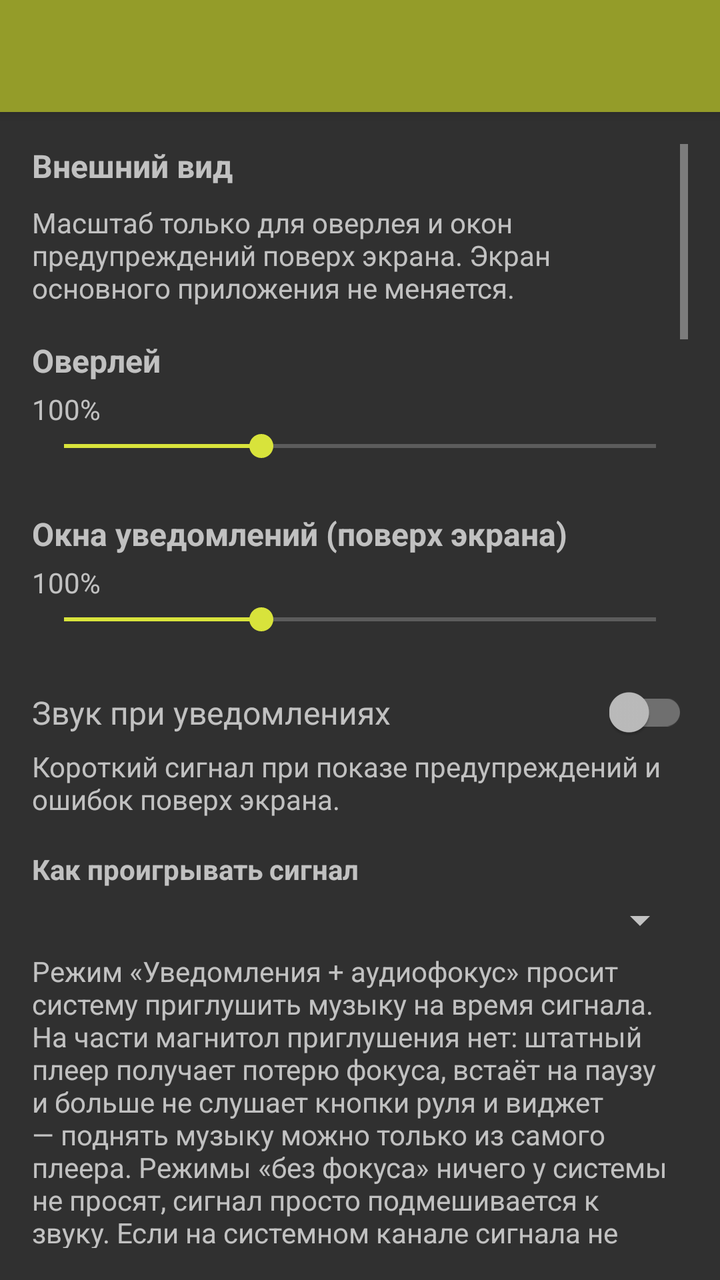
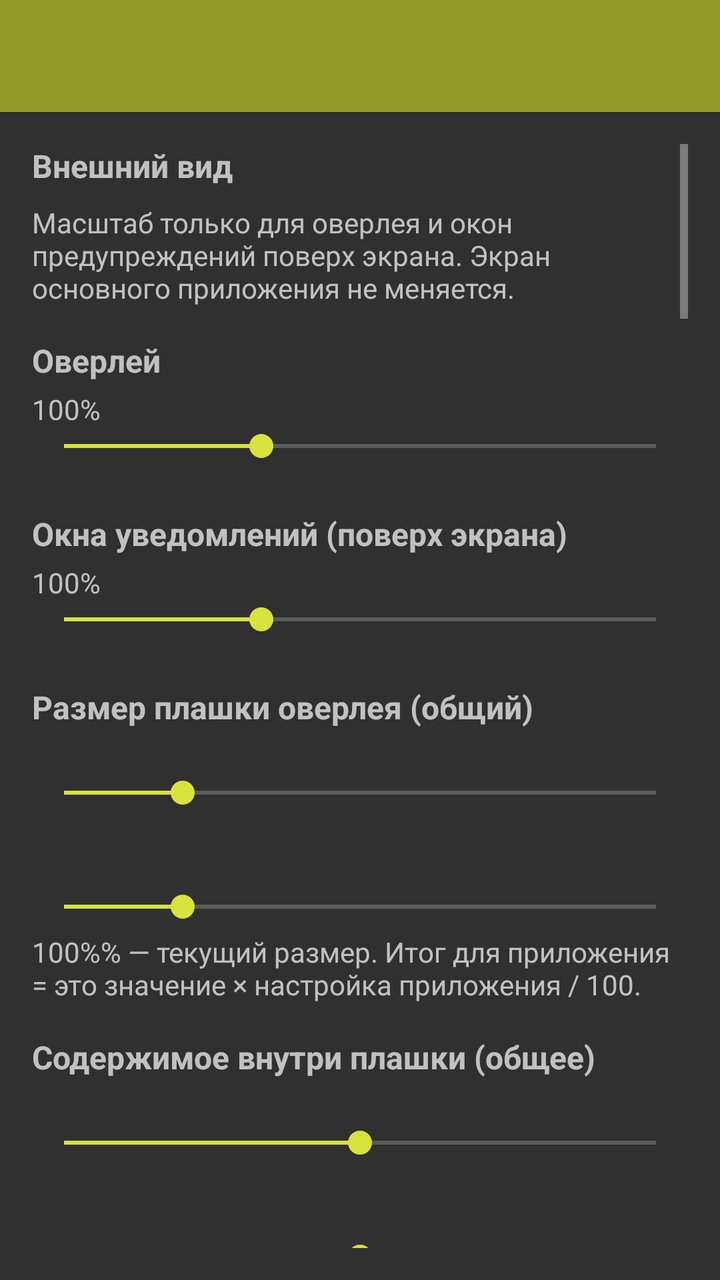

The first picture is an Android layout as it rendered before a commit; the second is the same layout after the commit. The layout source and the unified diff follow.
<!-- AndroidManifest.xml: application theme AppTheme -->
<!-- res/layout/activity_system_settings.xml -->
<?xml version="1.0" encoding="utf-8"?>
<LinearLayout xmlns:android="http://schemas.android.com/apk/res/android"
    android:layout_width="match_parent"
    android:layout_height="match_parent"
    android:orientation="vertical">

    <androidx.appcompat.widget.Toolbar
        android:id="@+id/toolbar"
        android:layout_width="match_parent"
        android:layout_height="?attr/actionBarSize"
        android:background="?attr/colorPrimary"
        android:elevation="4dp"
        android:theme="@style/ThemeOverlay.AppCompat.Dark.ActionBar" />

    <ScrollView
        android:layout_width="match_parent"
        android:layout_height="match_parent"
        android:padding="16dp">

        <LinearLayout
            android:layout_width="match_parent"
            android:layout_height="wrap_content"
            android:orientation="vertical">

            <TextView
                android:layout_width="match_parent"
                android:layout_height="wrap_content"
                android:paddingBottom="8dp"
                android:text="@string/system_settings_section_ui"
                android:textSize="16sp"
                android:textStyle="bold" />

            <TextView
                android:layout_width="match_parent"
                android:layout_height="wrap_content"
                android:paddingBottom="16dp"
                android:text="@string/ui_scaling_intro"
                android:textSize="14sp" />

            <TextView
                android:layout_width="match_parent"
                android:layout_height="wrap_content"
                android:text="@string/ui_scaling_overlay_title"
                android:textSize="16sp"
                android:textStyle="bold" />

            <TextView
                android:id="@+id/text_overlay_percent"
                android:layout_width="match_parent"
                android:layout_height="wrap_content"
                android:paddingTop="4dp"
                android:text="100%"
                android:textSize="14sp" />

            <SeekBar
                android:id="@+id/seek_overlay_scale"
                android:layout_width="match_parent"
                android:layout_height="wrap_content"
                android:max="200"
                android:min="50"
                android:progress="100" />

            <TextView
                android:layout_width="match_parent"
                android:layout_height="wrap_content"
                android:layout_marginTop="24dp"
                android:text="@string/ui_scaling_alert_title"
                android:textSize="16sp"
                android:textStyle="bold" />

            <TextView
                android:id="@+id/text_alert_percent"
                android:layout_width="match_parent"
                android:layout_height="wrap_content"
                android:paddingTop="4dp"
                android:text="100%"
                android:textSize="14sp" />

            <SeekBar
                android:id="@+id/seek_alert_scale"
                android:layout_width="match_parent"
                android:layout_height="wrap_content"
                android:max="200"
                android:min="50"
                android:progress="100" />

            <LinearLayout
                android:layout_width="match_parent"
                android:layout_height="wrap_content"
                android:layout_marginTop="24dp"
                android:gravity="center_vertical"
                android:orientation="horizontal">

                <TextView
                    android:layout_width="0dp"
                    android:layout_height="wrap_content"
                    android:layout_weight="1"
                    android:text="@string/system_settings_notification_sound"
                    android:textSize="16sp" />

                <androidx.appcompat.widget.SwitchCompat
                    android:id="@+id/switch_notification_sound"
                    android:layout_width="wrap_content"
                    android:layout_height="wrap_content" />
            </LinearLayout>

            <TextView
                android:layout_width="match_parent"
                android:layout_height="wrap_content"
                android:paddingTop="4dp"
                android:paddingBottom="8dp"
                android:text="@string/system_settings_notification_sound_hint"
                android:textSize="14sp" />

            <TextView
                android:layout_width="match_parent"
                android:layout_height="wrap_content"
                android:layout_marginTop="8dp"
                android:text="@string/system_settings_notification_sound_mode_label"
                android:textSize="14sp"
                android:textStyle="bold" />

            <androidx.appcompat.widget.AppCompatSpinner
                android:id="@+id/spinner_notification_sound_mode"
                android:layout_width="match_parent"
                android:layout_height="wrap_content"
                android:layout_marginTop="4dp" />

            <TextView
                android:layout_width="match_parent"
                android:layout_height="wrap_content"
                android:paddingTop="4dp"
                android:paddingBottom="8dp"
                android:text="@string/system_settings_notification_sound_mode_hint"
                android:textSize="14sp" />

            <Button
                android:id="@+id/button_notification_sound_test"
                android:layout_width="match_parent"
                android:layout_height="wrap_content"
                android:text="@string/system_settings_notification_sound_test" />

            <Button
                android:id="@+id/button_notification_sound_test_delayed"
                android:layout_width="match_parent"
                android:layout_height="wrap_content"
                android:layout_marginTop="8dp"
                android:text="@string/system_settings_notification_sound_test_delayed" />

            <TextView
                android:layout_width="match_parent"
                android:layout_height="wrap_content"
                android:paddingTop="4dp"
                android:paddingBottom="8dp"
                android:text="@string/system_settings_notification_sound_test_hint"
                android:textSize="14sp" />

            <LinearLayout
                android:layout_width="match_parent"
                android:layout_height="wrap_content"
                android:layout_marginTop="8dp"
                android:gravity="center_vertical"
                android:orientation="horizontal">

                <TextView
                    android:layout_width="0dp"
                    android:layout_height="wrap_content"
                    android:layout_weight="1"
                    android:text="@string/system_settings_media_fgs"
                    android:textSize="16sp" />

                <androidx.appcompat.widget.SwitchCompat
                    android:id="@+id/switch_media_fgs"
                    android:layout_width="wrap_content"
                    android:layout_height="wrap_content" />
            </LinearLayout>

            <LinearLayout
                android:layout_width="match_parent"
                android:layout_height="wrap_content"
                android:layout_marginTop="8dp"
                android:gravity="center_vertical"
                android:orientation="horizontal">

                <TextView
                    android:layout_width="0dp"
                    android:layout_height="wrap_content"
                    android:layout_weight="1"
                    android:text="@string/system_settings_restore_playback"
                    android:textSize="16sp" />

                <androidx.appcompat.widget.SwitchCompat
                    android:id="@+id/switch_restore_playback"
                    android:layout_width="wrap_content"
                    android:layout_height="wrap_content" />
            </LinearLayout>

            <TextView
                android:layout_width="match_parent"
                android:layout_height="wrap_content"
                android:paddingTop="4dp"
                android:paddingBottom="8dp"
                android:text="@string/system_settings_restore_playback_hint"
                android:textSize="14sp" />

            <TextView
                android:layout_width="match_parent"
                android:layout_height="wrap_content"
                android:paddingTop="4dp"
                android:paddingBottom="8dp"
                android:text="@string/system_settings_media_fgs_hint"
                android:textSize="14sp" />

            <TextView
                android:layout_width="match_parent"
                android:layout_height="wrap_content"
                android:layout_marginTop="32dp"
                android:paddingBottom="8dp"
                android:text="@string/system_settings_section_temp"
                android:textSize="16sp"
                android:textStyle="bold" />

            <TextView
                android:layout_width="match_parent"
                android:layout_height="wrap_content"
                android:paddingBottom="8dp"
                android:text="@string/system_settings_speed_gate_hint"
                android:textSize="14sp" />

            <TextView
                android:id="@+id/text_temp_speed_gate"
                android:layout_width="match_parent"
                android:layout_height="wrap_content"
                android:paddingTop="4dp"
                android:textSize="14sp" />

            <SeekBar
                android:id="@+id/seek_temp_speed_gate"
                android:layout_width="match_parent"
                android:layout_height="wrap_content"
                android:max="120"
                android:progress="30" />

            <TextView
                android:layout_width="match_parent"
                android:layout_height="wrap_content"
                android:layout_marginTop="24dp"
                android:text="@string/system_settings_avg_window_title"
                android:textSize="16sp"
                android:textStyle="bold" />

            <TextView
                android:id="@+id/text_temp_avg_window"
                android:layout_width="match_parent"
                android:layout_height="wrap_content"
                android:paddingTop="4dp"
                android:textSize="14sp" />

            <SeekBar
                android:id="@+id/seek_temp_avg_window"
                android:layout_width="match_parent"
                android:layout_height="wrap_content"
                android:max="30"
                android:min="1"
                android:progress="5" />

            <TextView
                android:layout_width="match_parent"
                android:layout_height="wrap_content"
                android:layout_marginTop="24dp"
                android:text="@string/system_settings_offset_title"
                android:textSize="16sp"
                android:textStyle="bold" />

            <TextView
                android:id="@+id/text_thermometer_offset"
                android:layout_width="match_parent"
                android:layout_height="wrap_content"
                android:paddingTop="4dp"
                android:textSize="14sp" />

            <SeekBar
                android:id="@+id/seek_thermometer_offset"
                android:layout_width="match_parent"
                android:layout_height="wrap_content"
                android:max="200"
                android:progress="100" />

            <TextView
                android:layout_width="match_parent"
                android:layout_height="wrap_content"
                android:layout_marginTop="32dp"
                android:paddingBottom="8dp"
                android:text="@string/system_settings_section_sensor"
                android:textSize="16sp"
                android:textStyle="bold" />

            <TextView
                android:layout_width="match_parent"
                android:layout_height="wrap_content"
                android:paddingBottom="8dp"
                android:text="@string/system_settings_sensor_hold_hint"
                android:textSize="14sp" />

            <TextView
                android:layout_width="match_parent"
                android:layout_height="wrap_content"
                android:layout_marginTop="8dp"
                android:text="@string/system_settings_sensor_hold_title"
                android:textSize="16sp"
                android:textStyle="bold" />

            <TextView
                android:id="@+id/text_sensor_hold"
                android:layout_width="match_parent"
                android:layout_height="wrap_content"
                android:paddingTop="4dp"
                android:textSize="14sp" />

            <SeekBar
                android:id="@+id/seek_sensor_hold"
                android:layout_width="match_parent"
                android:layout_height="wrap_content"
                android:max="30"
                android:min="1"
                android:progress="6" />

            <TextView
                android:layout_width="match_parent"
                android:layout_height="wrap_content"
                android:layout_marginTop="24dp"
                android:paddingBottom="8dp"
                android:text="@string/system_settings_section_autostart"
                android:textSize="16sp"
                android:textStyle="bold" />

            <TextView
                android:layout_width="match_parent"
                android:layout_height="wrap_content"
                android:paddingBottom="12dp"
                android:text="@string/system_settings_autostart_intro"
                android:textSize="14sp" />

            <TextView
                android:layout_width="match_parent"
                android:layout_height="wrap_content"
                android:text="@string/system_settings_autostart_type_label"
                android:textSize="14sp"
                android:textStyle="bold" />

            <androidx.appcompat.widget.AppCompatSpinner
                android:id="@+id/spinner_autostart_mode"
                android:layout_width="match_parent"
                android:layout_height="wrap_content"
                android:layout_marginTop="4dp" />

            <TextView
                android:layout_width="match_parent"
                android:layout_height="wrap_content"
                android:layout_marginTop="16dp"
                android:text="@string/system_settings_autostart_referrer_label"
                android:textSize="14sp"
                android:textStyle="bold" />

            <androidx.appcompat.widget.AppCompatEditText
                android:id="@+id/edit_autostart_referrer"
                android:layout_width="match_parent"
                android:layout_height="wrap_content"
                android:layout_marginTop="4dp"
                android:hint="@string/system_settings_autostart_pattern_hint"
                android:importantForAutofill="no"
                android:inputType="textUri|textNoSuggestions" />

            <TextView
                android:layout_width="match_parent"
                android:layout_height="wrap_content"
                android:layout_marginTop="32dp"
                android:paddingBottom="8dp"
                android:text="@string/system_settings_section_background"
                android:textSize="16sp"
                android:textStyle="bold" />

            <TextView
                android:layout_width="match_parent"
                android:layout_height="wrap_content"
                android:paddingBottom="12dp"
                android:text="@string/system_settings_background_intro"
                android:textSize="14sp" />

            <Button
                android:id="@+id/button_battery_whitelist"
                android:layout_width="match_parent"
                android:layout_height="wrap_content"
                android:text="@string/system_settings_battery_whitelist" />

            <Button
                android:id="@+id/button_app_info"
                android:layout_width="match_parent"
                android:layout_height="wrap_content"
                android:layout_marginTop="8dp"
                android:text="@string/system_settings_app_info" />

        </LinearLayout>
    </ScrollView>
</LinearLayout>
<!-- resources referenced by this layout -->
<resources>
  <string name="system_settings_app_info">Сведения о приложении</string>
  <string name="system_settings_autostart_pattern_hint">com[.]android[.](settings|systemui)</string>
  <string name="system_settings_autostart_referrer_label">Фрагмент / regex под referrer</string>
  <string name="system_settings_autostart_type_label">Тип автозапуска</string>
  <string name="system_settings_avg_window_title">Интервал средней температуры</string>
  <string name="system_settings_battery_whitelist">Не оптимизировать батарею</string>
  <string name="system_settings_media_fgs">Объявлять приложение медиаплеером</string>
  <string name="system_settings_media_fgs_hint">Фоновый сервис сообщает системе тип «воспроизведение медиа». Возможно, именно по этому признаку магнитола считает нас медиаприложением и на любой наш звук переключает источник усилителя. Выключите и перезапустите приложение, чтобы проверить: если после этого сигнал перестанет обрывать музыку — дело было в нём. Обратная сторона: без этого признака прошивка может активнее выгружать сервис из памяти.</string>
  <string name="system_settings_notification_sound">Звук при уведомлениях</string>
  <string name="system_settings_notification_sound_hint">Короткий сигнал при показе предупреждений и ошибок поверх экрана.</string>
  <string name="system_settings_notification_sound_mode_label">Как проигрывать сигнал</string>
  <string name="system_settings_notification_sound_test">Проверить звук сейчас</string>
  <string name="system_settings_notification_sound_test_delayed">Проверить через 10 секунд</string>
  <string name="system_settings_offset_title">Поправка показаний термометра</string>
  <string name="system_settings_restore_playback">Возвращать музыку после сигнала</string>
  <string name="system_settings_restore_playback_hint">Через секунду после сигнала приложение отправит системе команду «играть» — ту же, что кнопка воспроизведения на руле. Поможет, если магнитола закрыла плеер, но не выгрузила его из памяти. Если плеер убит совсем, команде некуда идти и музыку придётся поднимать вручную.</string>
  <string name="system_settings_section_autostart">Автозапуск термосервиса</string>
  <string name="system_settings_section_background">Фон и автозапуск на магнитоле</string>
  <string name="system_settings_section_sensor">Связь с датчиком температуры</string>
  <string name="system_settings_section_temp">Температура и скорость (GPS)</string>
  <string name="system_settings_section_ui">Внешний вид</string>
  <string name="system_settings_sensor_hold_title">Удержание показания при потере сигнала</string>
  <string name="ui_scaling_alert_title">Окна уведомлений (поверх экрана)</string>
  <string name="ui_scaling_intro">Масштаб только для оверлея и окон предупреждений поверх экрана. Экран основного приложения не меняется.</string>
  <string name="ui_scaling_overlay_title">Оверлей</string>
  <color name="colorPrimary">#949C29</color>
  <color name="colorPrimaryDark">#61671B</color>
  <color name="colorAccent">#D8E33B</color>
  <!-- unchanged entries left out for length: 7 -->
</resources>

<!-- the commit's change to res/layout/activity_system_settings.xml (unified diff, before → after) -->
@@ -84,6 +84,96 @@
                 android:min="50"
                 android:progress="100" />
 
+            <TextView
+                android:layout_width="match_parent"
+                android:layout_height="wrap_content"
+                android:layout_marginTop="24dp"
+                android:text="@string/system_settings_overlay_plate_title"
+                android:textSize="16sp"
+                android:textStyle="bold" />
+
+            <TextView
+                android:id="@+id/text_overlay_plate_width"
+                android:layout_width="match_parent"
+                android:layout_height="wrap_content"
+                android:paddingTop="4dp"
+                android:textSize="14sp" />
+
+            <SeekBar
+                android:id="@+id/seek_overlay_plate_width"
+                android:layout_width="match_parent"
+                android:layout_height="wrap_content"
+                android:max="50"
+                android:progress="10" />
+
+            <TextView
+                android:id="@+id/text_overlay_plate_height"
+                android:layout_width="match_parent"
+                android:layout_height="wrap_content"
+                android:layout_marginTop="16dp"
+                android:paddingTop="4dp"
+                android:textSize="14sp" />
+
+            <SeekBar
+                android:id="@+id/seek_overlay_plate_height"
+                android:layout_width="match_parent"
+                android:layout_height="wrap_content"
+                android:max="50"
+                android:progress="10" />
+
+            <TextView
+                android:layout_width="match_parent"
+                android:layout_height="wrap_content"
+                android:paddingTop="4dp"
+                android:paddingBottom="8dp"
+                android:text="@string/system_settings_overlay_plate_hint"
+                android:textSize="14sp" />
+
+            <TextView
+                android:layout_width="match_parent"
+                android:layout_height="wrap_content"
+                android:layout_marginTop="8dp"
+                android:text="@string/system_settings_overlay_content_title"
+                android:textSize="16sp"
+                android:textStyle="bold" />
+
+            <TextView
+                android:id="@+id/text_overlay_content_offset_x"
+                android:layout_width="match_parent"
+                android:layout_height="wrap_content"
+                android:paddingTop="4dp"
+                android:textSize="14sp" />
+
+            <SeekBar
+                android:id="@+id/seek_overlay_content_offset_x"
+                android:layout_width="match_parent"
+                android:layout_height="wrap_content"
+                android:max="80"
+                android:progress="40" />
+
+            <TextView
+                android:id="@+id/text_overlay_content_offset_y"
+                android:layout_width="match_parent"
+                android:layout_height="wrap_content"
+                android:layout_marginTop="16dp"
+                android:paddingTop="4dp"
+                android:textSize="14sp" />
+
+            <SeekBar
+                android:id="@+id/seek_overlay_content_offset_y"
+                android:layout_width="match_parent"
+                android:layout_height="wrap_content"
+                android:max="80"
+                android:progress="40" />
+
+            <TextView
+                android:layout_width="match_parent"
+                android:layout_height="wrap_content"
+                android:paddingTop="4dp"
+                android:paddingBottom="8dp"
+                android:text="@string/system_settings_overlay_content_hint"
+                android:textSize="14sp" />
+
             <LinearLayout
                 android:layout_width="match_parent"
                 android:layout_height="wrap_content"
<!-- resource entries referenced after the edit -->
@@ -14,6 +14,10 @@
   <string name="system_settings_notification_sound_test">Проверить звук сейчас</string>
   <string name="system_settings_notification_sound_test_delayed">Проверить через 10 секунд</string>
   <string name="system_settings_offset_title">Поправка показаний термометра</string>
+  <string name="system_settings_overlay_content_hint">Сдвиг значка и текстов внутри плашки; проценты от размера самого содержимого, 0%% — по центру. Итог для приложения = это значение + настройка приложения.</string>
+  <string name="system_settings_overlay_content_title">Содержимое внутри плашки (общее)</string>
+  <string name="system_settings_overlay_plate_hint">100%% — текущий размер. Итог для приложения = это значение × настройка приложения / 100.</string>
+  <string name="system_settings_overlay_plate_title">Размер плашки оверлея (общий)</string>
   <string name="system_settings_restore_playback">Возвращать музыку после сигнала</string>
   <string name="system_settings_restore_playback_hint">Через секунду после сигнала приложение отправит системе команду «играть» — ту же, что кнопка воспроизведения на руле. Поможет, если магнитола закрыла плеер, но не выгрузила его из памяти. Если плеер убит совсем, команде некуда идти и музыку придётся поднимать вручную.</string>
   <string name="system_settings_section_autostart">Автозапуск термосервиса</string>
